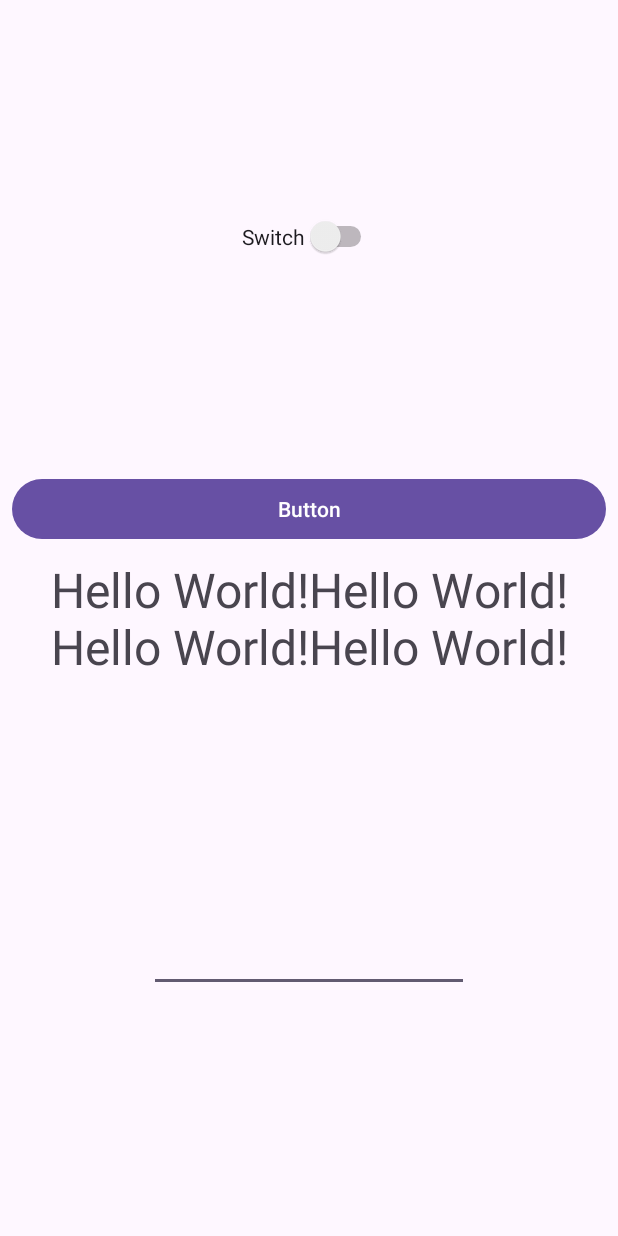
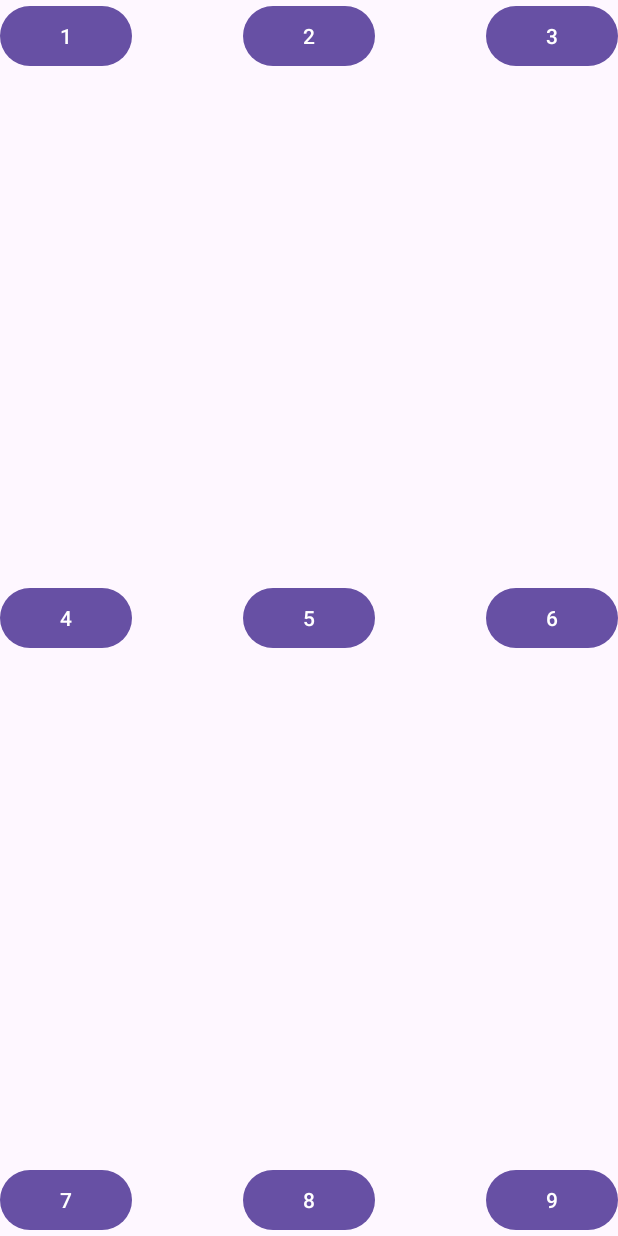
Before and after one commit to Polina153/FirstJavaAndroidApp, an Android app: the screen it shows after launch (MainActivity), on a phone screen of 412 x 824 dp. Run offline under Robolectric (Android 15) with nearby library versions, the phone set to English and light mode, and no system bars.

Commit message:
lesson 30.10.2025 frame_layout

```diff
--- a/app/src/main/res/layout/activity_main.xml
+++ b/app/src/main/res/layout/activity_main.xml
@@ -1,5 +1,5 @@
 <?xml version="1.0" encoding="utf-8"?>
-<androidx.constraintlayout.widget.ConstraintLayout xmlns:android="http://schemas.android.com/apk/res/android"
+<FrameLayout xmlns:android="http://schemas.android.com/apk/res/android"
     xmlns:app="http://schemas.android.com/apk/res-auto"
     xmlns:tools="http://schemas.android.com/tools"
     android:id="@+id/main"
@@ -7,58 +7,60 @@
     android:layout_height="match_parent"
     tools:context=".MainActivity"
     >
-
-    <Switch
-        android:id="@+id/switch1"
+    <Button
+        android:id="@+id/button_1"
         android:layout_width="wrap_content"
         android:layout_height="wrap_content"
-        android:text="Switch"
-        app:layout_constraintBottom_toTopOf="@id/button"
-        app:layout_constraintEnd_toEndOf="parent"
-        app:layout_constraintStart_toStartOf="parent"
-        app:layout_constraintTop_toTopOf="parent"
-        />
-
+        android:text="1" />
     <Button
-        android:id="@+id/button"
-        android:layout_width="match_parent"
-        android:layout_height="wrap_content"
-        android:layout_margin="8dp"
-        android:layout_marginStart="@dimen/button_margin_start"
-        android:layout_marginEnd="@dimen/button_margin_end"
-        android:text="@string/button_sting"
-        app:layout_constraintBottom_toTopOf="@id/textView"
-        app:layout_constraintEnd_toEndOf="parent"
-        app:layout_constraintStart_toStartOf="parent"
-        />
-
-    <TextView
-        android:id="@+id/textView"
+        android:id="@+id/button_2"
         android:layout_width="wrap_content"
         android:layout_height="wrap_content"
-        android:layout_margin="8dp"
-        android:layout_marginTop="16dp"
-        android:gravity="center"
-        android:text="Hello World!Hello World!Hello World!Hello World!"
-        android:textSize="32sp"
-        app:layout_constraintBottom_toBottomOf="parent"
-        app:layout_constraintEnd_toEndOf="parent"
-        app:layout_constraintStart_toStartOf="parent"
-        app:layout_constraintTop_toTopOf="parent"
-        />
-
-    <EditText
-        android:id="@+id/editTextNumber"
+        android:layout_gravity="center_horizontal"
+        android:text="2" />
+    <Button
+        android:id="@+id/button_3"
         android:layout_width="wrap_content"
         android:layout_height="wrap_content"
-        android:ems="10"
-        android:inputType="number"
-        app:layout_constraintBottom_toBottomOf="parent"
-        app:layout_constraintEnd_toEndOf="parent"
-        app:layout_constraintStart_toStartOf="parent"
-        app:layout_constraintTop_toBottomOf="@+id/textView"
-        tools:text="ЗДЕСЬ БУДЕТ ТЕКСТ"
-        />
+        android:layout_gravity="end"
+        android:text="3" />
+    <Button
+        android:id="@+id/button_4"
+        android:layout_width="wrap_content"
+        android:layout_height="wrap_content"
+        android:layout_gravity="center_vertical"
+        android:text="4" />
+    <Button
+        android:id="@+id/button_5"
+        android:layout_width="wrap_content"
+        android:layout_height="wrap_content"
+        android:layout_gravity="center"
+        android:text="5" />
+    <Button
+        android:id="@+id/button_6"
+        android:layout_width="wrap_content"
+        android:layout_height="wrap_content"
+        android:layout_gravity="center_vertical|end"
+        android:text="6" />
+    <Button
+        android:id="@+id/button_7"
+        android:layout_width="wrap_content"
+        android:layout_height="wrap_content"
+        android:layout_gravity="bottom"
+        android:text="7" />
+    <Button
+        android:id="@+id/button_8"
+        android:layout_width="wrap_content"
+        android:layout_height="wrap_content"
+        android:layout_gravity="bottom|center_horizontal"
+        android:text="8" />
+    <Button
+        android:id="@+id/button_9"
+        android:layout_width="wrap_content"
+        android:layout_height="wrap_content"
+        android:layout_gravity="bottom|end"
+        android:text="9" />
 
 
-</androidx.constraintlayout.widget.ConstraintLayout>
+
+</FrameLayout>
```
